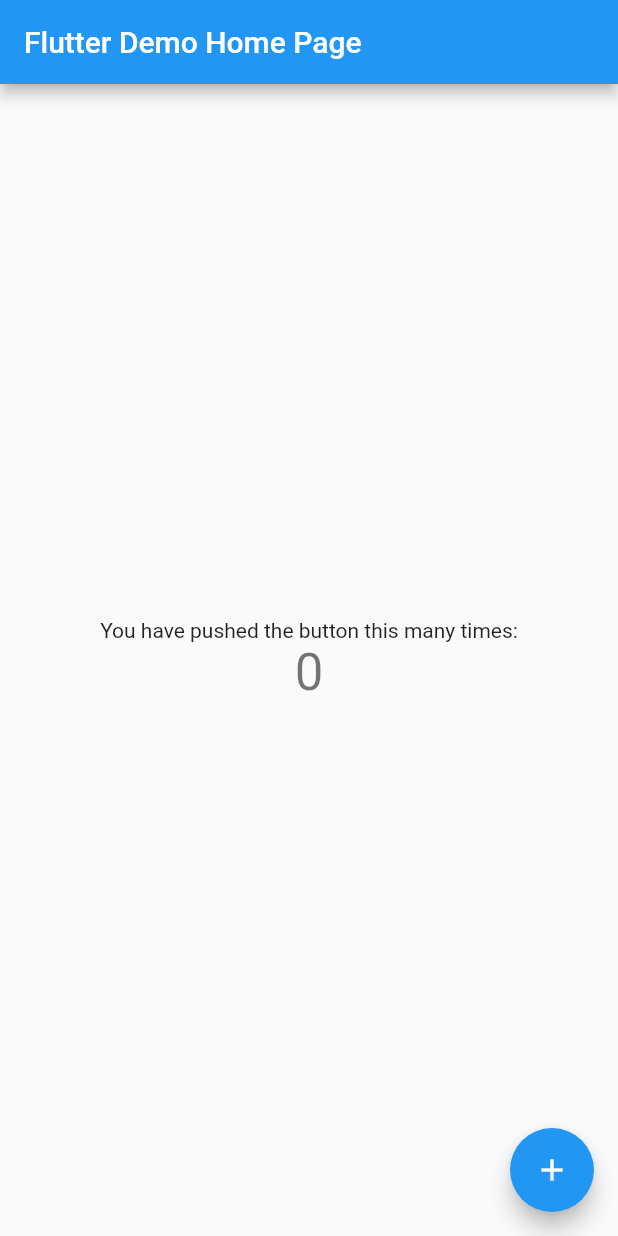
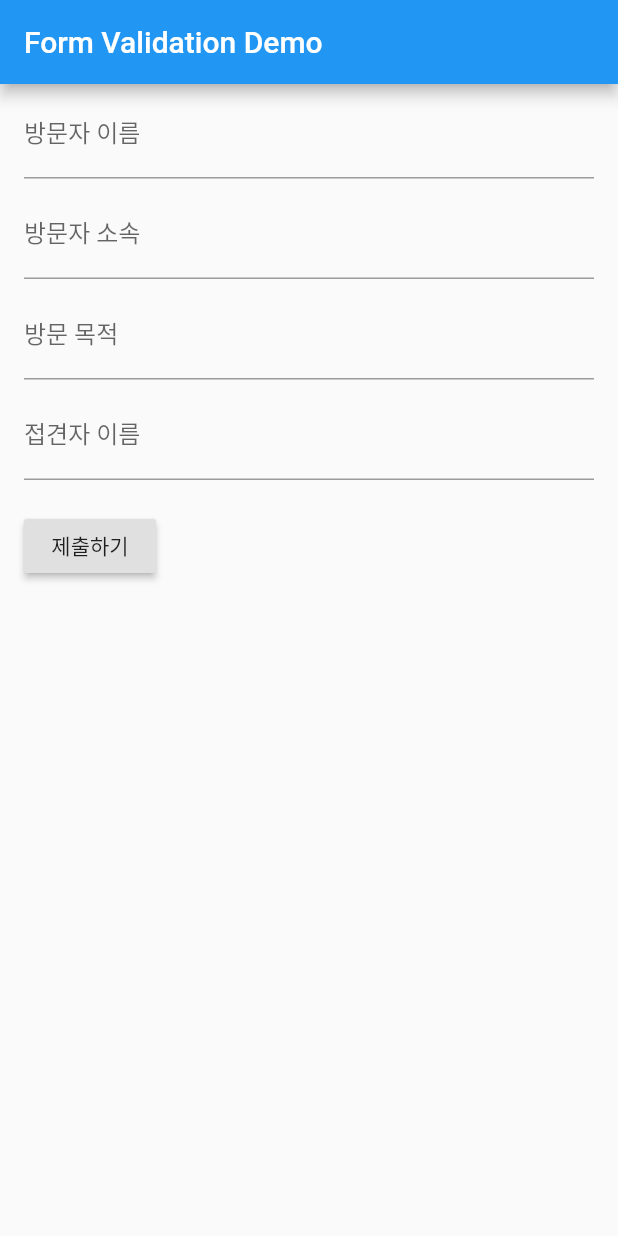
Before and after one commit to bonchangkoo/VisitorManagementApp, a Flutter app: the screen it shows after launch, on a phone screen of 412 x 824 dp. Run offline on Flutter 3.47's test engine with Material 2 defaults, Android fonts, the phone set to English and light mode, and no system bars.

Commit message:
CustomForm 구현

```diff
--- a/lib/main.dart
+++ b/lib/main.dart
@@ -3,109 +3,121 @@
 void main() => runApp(MyApp());
 
 class MyApp extends StatelessWidget {
-  // This widget is the root of your application.
   @override
   Widget build(BuildContext context) {
+    final appTitle = 'Form Validation Demo';
+
     return MaterialApp(
-      title: 'Flutter Demo',
-      theme: ThemeData(
-        // This is the theme of your application.
-        //
-        // Try running your application with "flutter run". You'll see the
-        // application has a blue toolbar. Then, without quitting the app, try
-        // changing the primarySwatch below to Colors.green and then invoke
-        // "hot reload" (press "r" in the console where you ran "flutter run",
-        // or simply save your changes to "hot reload" in a Flutter IDE).
-        // Notice that the counter didn't reset back to zero; the application
-        // is not restarted.
-        primarySwatch: Colors.blue,
+      title: appTitle,
+      home: Scaffold(
+        appBar: AppBar(
+          title: Text(appTitle),
+        ),
+        body: MyCustomForm(),
       ),
-      home: MyHomePage(title: 'Flutter Demo Home Page'),
     );
   }
 }
 
-class MyHomePage extends StatefulWidget {
-  MyHomePage({Key key, this.title}) : super(key: key);
-
-  // This widget is the home page of your application. It is stateful, meaning
-  // that it has a State object (defined below) that contains fields that affect
-  // how it looks.
-
-  // This class is the configuration for the state. It holds the values (in this
-  // case the title) provided by the parent (in this case the App widget) and
-  // used by the build method of the State. Fields in a Widget subclass are
-  // always marked "final".
-
-  final String title;
-
+// Create a Form widget.
+class MyCustomForm extends StatefulWidget {
   @override
-  _MyHomePageState createState() => _MyHomePageState();
+  MyCustomFormState createState() {
+    return MyCustomFormState();
+  }
 }
 
-class _MyHomePageState extends State<MyHomePage> {
-  int _counter = 0;
-
-  void _incrementCounter() {
-    setState(() {
-      // This call to setState tells the Flutter framework that something has
-      // changed in this State, which causes it to rerun the build method below
-      // so that the display can reflect the updated values. If we changed
-      // _counter without calling setState(), then the build method would not be
-      // called again, and so nothing would appear to happen.
-      _counter++;
-    });
-  }
+// Create a corresponding State class.
+// This class holds data related to the form.
+class MyCustomFormState extends State<MyCustomForm> {
+  // Create a global key that uniquely identifies the Form widget
+  // and allows validation of the form.
+  //
+  // Note: This is a GlobalKey<FormState>,
+  // not a GlobalKey<MyCustomFormState>.
+  final _formKey = GlobalKey<FormState>();
 
   @override
   Widget build(BuildContext context) {
-    // This method is rerun every time setState is called, for instance as done
-    // by the _incrementCounter method above.
-    //
-    // The Flutter framework has been optimized to make rerunning build methods
-    // fast, so that you can just rebuild anything that needs updating rather
-    // than having to individually change instances of widgets.
-    return Scaffold(
-      appBar: AppBar(
-        // Here we take the value from the MyHomePage object that was created by
-        // the App.build method, and use it to set our appbar title.
-        title: Text(widget.title),
+    // Build a Form widget using the _formKey created above.
+    return Form(
+      key: _formKey,
+      child: Column(
+        crossAxisAlignment: CrossAxisAlignment.start,
+        children: <Widget>[
+          Padding(
+            padding: const EdgeInsets.symmetric(vertical: 4.0, horizontal: 16.0),
+            child: TextFormField(
+              decoration: InputDecoration(
+                  labelText: "방문자 이름"
+              ),
+              validator: (value) {
+                if (value.isEmpty) {
+                  return '방문자 이름을 입력해주세요.';
+                }
+                return null;
+              },
+            )
+          ),
+          Padding(
+              padding: const EdgeInsets.symmetric(vertical: 4.0, horizontal: 16.0),
+              child: TextFormField(
+                decoration: InputDecoration(
+                    labelText: "방문자 소속"
+                ),
+                validator: (value) {
+                  if (value.isEmpty) {
+                    return '방문자 소속을 입력해주세요.';
+                  }
+                  return null;
+                },
+              )
+          ),
+          Padding(
+              padding: const EdgeInsets.symmetric(vertical: 4.0, horizontal: 16.0),
+              child: TextFormField(
+                decoration: InputDecoration(
+                    labelText: "방문 목적"
+                ),
+                validator: (value) {
+                  if (value.isEmpty) {
+                    return '방문 목적을 입력해주세요.';
+                  }
+                  return null;
+                },
+              )
+          ),
+          Padding(
+              padding: const EdgeInsets.symmetric(vertical: 4.0, horizontal: 16.0),
+              child: TextFormField(
+                decoration: InputDecoration(
+                  labelText: "접견자 이름"
+                ),
+                validator: (value) {
+                  if (value.isEmpty) {
+                    return '접견자 이름을 입력해주세요.';
+                  }
+                  return null;
+                },
+              )
+          ),
+          Padding(
+            padding: const EdgeInsets.symmetric(vertical: 16.0, horizontal: 16.0),
+            child: RaisedButton(
+              onPressed: () {
+                // Validate returns true if the form is valid, or false
+                // otherwise.
+                if (_formKey.currentState.validate()) {
+                  // If the form is valid, display a Snackbar.
+                  Scaffold.of(context)
+                      .showSnackBar(SnackBar(content: Text('제출하는 중입니다.')));
+                }
+              },
+              child: Text('제출하기'),
+            ),
+          ),
+        ],
       ),
-      body: Center(
-        // Center is a layout widget. It takes a single child and positions it
-        // in the middle of the parent.
-        child: Column(
-          // Column is also a layout widget. It takes a list of children and
-          // arranges them vertically. By default, it sizes itself to fit its
-          // children horizontally, and tries to be as tall as its parent.
-          //
-          // Invoke "debug painting" (press "p" in the console, choose the
-          // "Toggle Debug Paint" action from the Flutter Inspector in Android
-          // Studio, or the "Toggle Debug Paint" command in Visual Studio Code)
-          // to see the wireframe for each widget.
-          //
-          // Column has various properties to control how it sizes itself and
-          // how it positions its children. Here we use mainAxisAlignment to
-          // center the children vertically; the main axis here is the vertical
-          // axis because Columns are vertical (the cross axis would be
-          // horizontal).
-          mainAxisAlignment: MainAxisAlignment.center,
-          children: <Widget>[
-            Text(
-              'You have pushed the button this many times:',
-            ),
-            Text(
-              '$_counter',
-              style: Theme.of(context).textTheme.display1,
-            ),
-          ],
-        ),
-      ),
-      floatingActionButton: FloatingActionButton(
-        onPressed: _incrementCounter,
-        tooltip: 'Increment',
-        child: Icon(Icons.add),
-      ), // This trailing comma makes auto-formatting nicer for build methods.
     );
   }
 }
```
